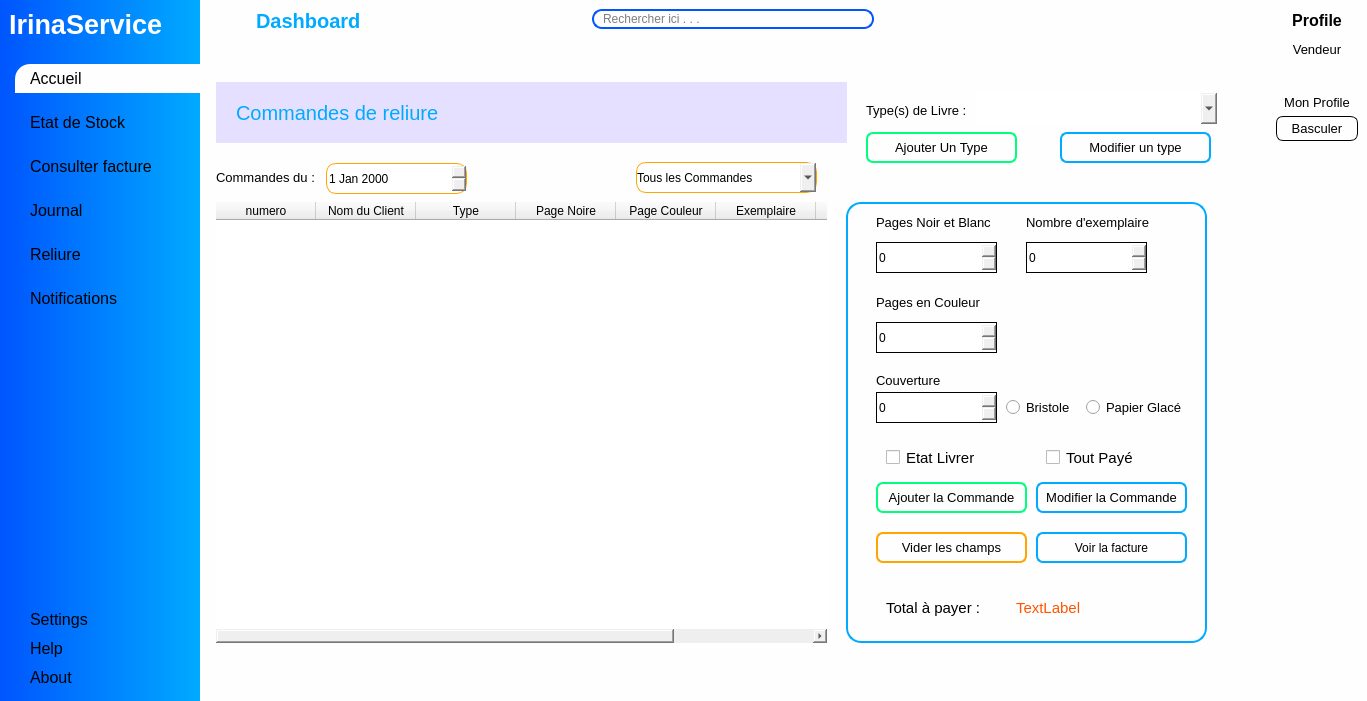
Before: the Qt Designer form views/main_window.ui in ninohantonio/Store-Management, drawn with Qt 5.
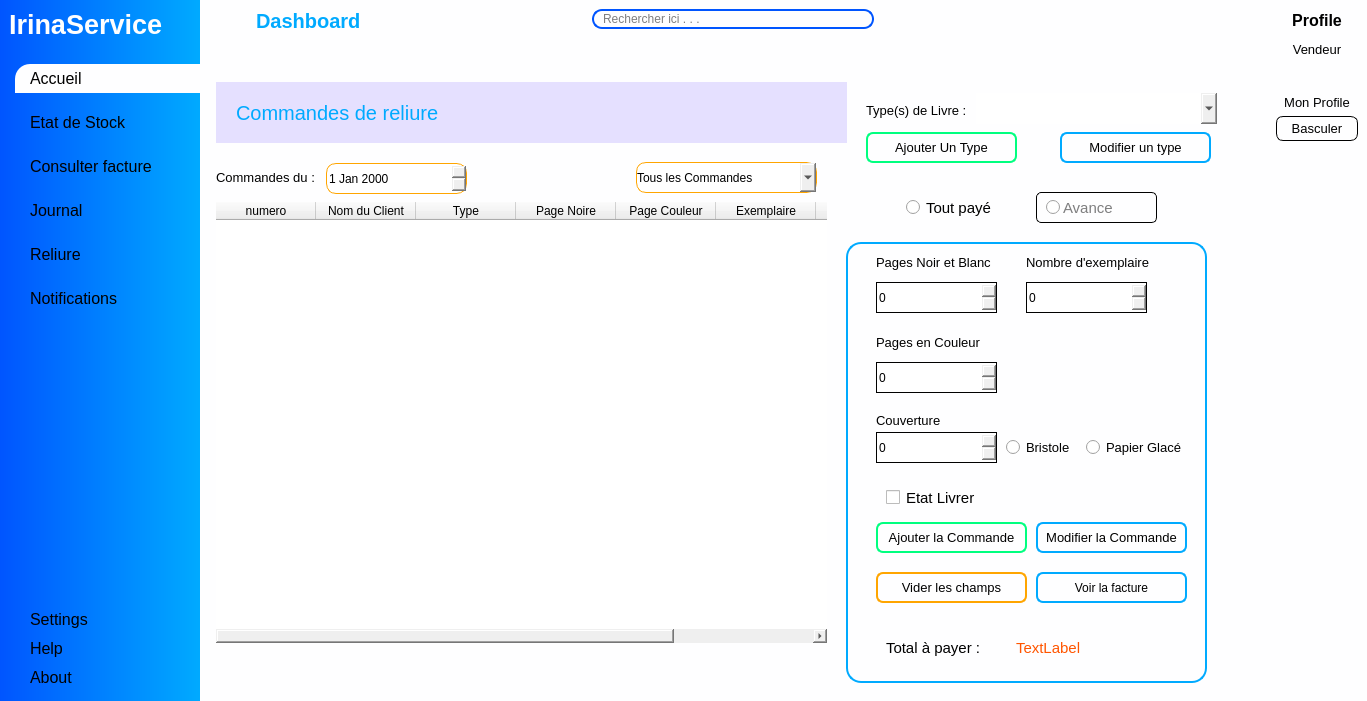
After: the same form once the commit is applied. The open tabs and pages were chosen to show the change. Icons and pictures are not drawn. Custom widgets are drawn as their Qt base class.

Commit message: update reliure commande

```diff
--- a/views/main_window.ui
+++ b/views/main_window.ui
@@ -1716,7 +1716,7 @@
            <property name="geometry">
             <rect>
              <x>640</x>
-             <y>150</y>
+             <y>190</y>
              <width>361</width>
              <height>441</height>
             </rect>
@@ -2032,24 +2032,6 @@
              <string>Papier Glacé</string>
             </property>
            </widget>
-           <widget class="QCheckBox" name="payement_reliure">
-            <property name="geometry">
-             <rect>
-              <x>200</x>
-              <y>240</y>
-              <width>131</width>
-              <height>31</height>
-             </rect>
-            </property>
-            <property name="font">
-             <font>
-              <pointsize>11</pointsize>
-             </font>
-            </property>
-            <property name="text">
-             <string>Tout Payé</string>
-            </property>
-           </widget>
           </widget>
           <widget class="QLabel" name="label_13">
            <property name="geometry">
@@ -2112,6 +2094,88 @@
             </property>
            </item>
           </widget>
+          <widget class="QLineEdit" name="avance_reliure">
+           <property name="geometry">
+            <rect>
+             <x>830</x>
+             <y>140</y>
+             <width>121</width>
+             <height>31</height>
+            </rect>
+           </property>
+           <property name="font">
+            <font>
+             <pointsize>11</pointsize>
+            </font>
+           </property>
+           <property name="styleSheet">
+            <string notr="true">border: 1px solid black;
+border-radius: 5px;
+padding-left: 24px;</string>
+           </property>
+           <property name="placeholderText">
+            <string>Avance</string>
+           </property>
+          </widget>
+          <widget class="QFrame" name="frame_4">
+           <property name="geometry">
+            <rect>
+             <x>690</x>
+             <y>130</y>
+             <width>191</width>
+             <height>51</height>
+            </rect>
+           </property>
+           <property name="frameShape">
+            <enum>QFrame::Shape::StyledPanel</enum>
+           </property>
+           <property name="frameShadow">
+            <enum>QFrame::Shadow::Raised</enum>
+           </property>
+           <widget class="QRadioButton" name="toutPaye_reliure">
+            <property name="geometry">
+             <rect>
+              <x>10</x>
+              <y>10</y>
+              <width>101</width>
+              <height>31</height>
+             </rect>
+            </property>
+            <property name="font">
+             <font>
+              <pointsize>11</pointsize>
+             </font>
+            </property>
+            <property name="text">
+             <string>Tout payé</string>
+            </property>
+           </widget>
+           <widget class="QRadioButton" name="avancePaye_reliure">
+            <property name="geometry">
+             <rect>
+              <x>150</x>
+              <y>10</y>
+              <width>20</width>
+              <height>31</height>
+             </rect>
+            </property>
+            <property name="text">
+             <string/>
+            </property>
+           </widget>
+          </widget>
+          <zorder>frame_4</zorder>
+          <zorder>reliure_label</zorder>
+          <zorder>reliure_table</zorder>
+          <zorder>label_10</zorder>
+          <zorder>comboBox</zorder>
+          <zorder>add_type</zorder>
+          <zorder>delete_type</zorder>
+          <zorder>reliure_form</zorder>
+          <zorder>label_13</zorder>
+          <zorder>date_reliure</zorder>
+          <zorder>filter_reliure</zorder>
+          <zorder>avance_reliure</zorder>
          </widget>
         </widget>
        </item>
```
The commit also changes 12 other files.
